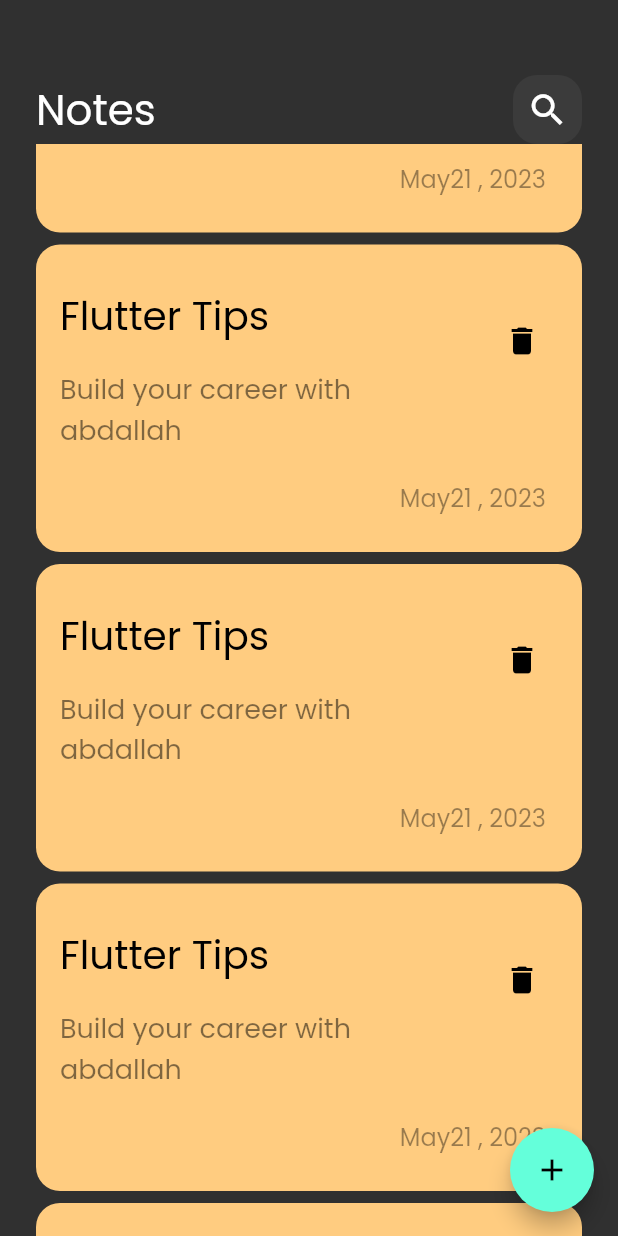
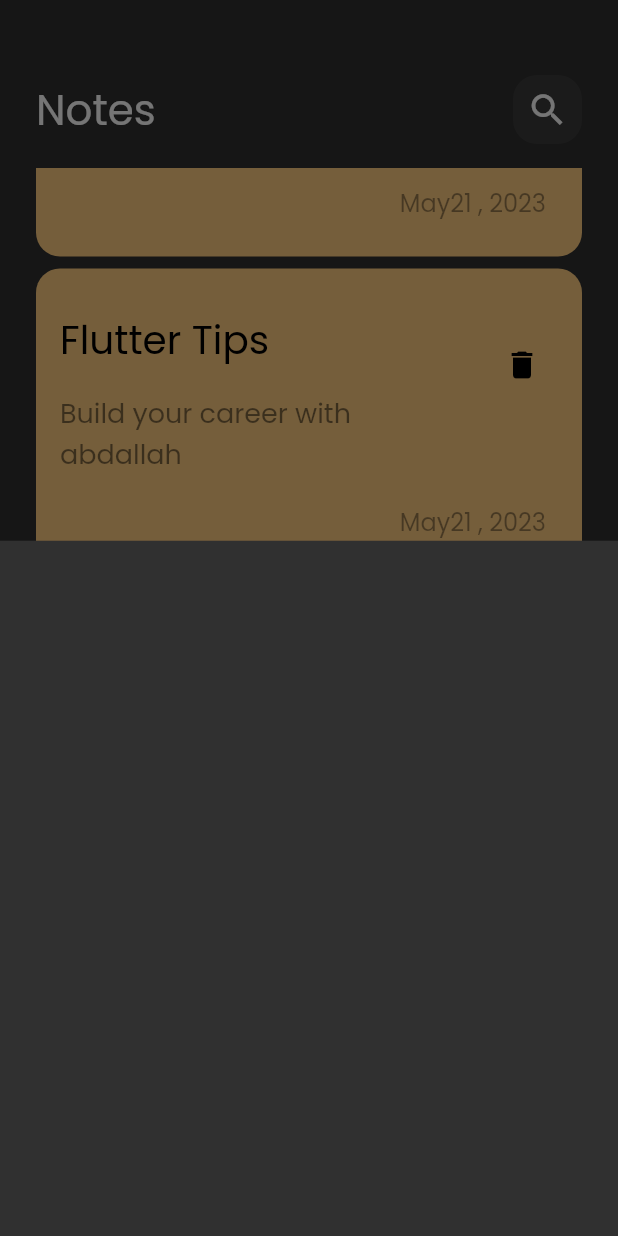
Before and after one commit to AbdallahALdaraimli/note_app, a Flutter app: the screen it shows after launch, scrolled down 576 dp, after a tap on the "add" icon, on a phone screen of 412 x 824 dp. Run offline on Flutter 3.47's test engine with Material 2 defaults, Android fonts, the phone set to English and light mode, and no system bars.

Commit message:
show model buttom sheet

```diff
--- a/lib/views/notes_view.dart
+++ b/lib/views/notes_view.dart
@@ -1,5 +1,6 @@
 import 'package:flutter/material.dart';
 import 'package:flutter/widgets.dart';
+import 'package:note_app/widget/add_note_buttom_sheet.dart';
 import 'package:note_app/widget/notes_view_body.dart';
 
 class notesview extends StatelessWidget {
@@ -9,8 +10,14 @@ class notesview extends StatelessWidget {
   Widget build(BuildContext context) {
     return Scaffold(
       floatingActionButton: FloatingActionButton(
-        onPressed: () {},
-        child:const Icon(Icons.add),
+        onPressed: () {
+          showModalBottomSheet(
+              context: context,
+              builder: (context) {
+                return const AddNoteButtomSheet();
+              });
+        },
+        child: const Icon(Icons.add),
       ),
       body: const NotesViewBody(),
     );
--- /dev/null
+++ b/lib/widget/add_note_buttom_sheet.dart
@@ -0,0 +1,10 @@
+import 'package:flutter/material.dart';
+
+class AddNoteButtomSheet extends StatelessWidget {
+  const AddNoteButtomSheet({super.key});
+
+  @override
+  Widget build(BuildContext context) {
+    return Container();
+  }
+}
--- a/lib/widget/notes_list_view.dart
+++ b/lib/widget/notes_list_view.dart
@@ -6,11 +6,16 @@ class NotesListView extends StatelessWidget {
 
   @override
   Widget build(BuildContext context) {
-    return ListView.builder(itemBuilder: (context, index) {
-      return const Padding(
-        padding: EdgeInsets.symmetric(vertical: 4),
-        child: NoteItme(),
-      );
-    });
+    return Padding(
+      padding: const EdgeInsets.symmetric(vertical: 16),
+      child: ListView.builder(
+          padding: EdgeInsets.zero,
+          itemBuilder: (context, index) {
+            return const Padding(
+              padding: EdgeInsets.symmetric(vertical: 4),
+              child: NoteItme(),
+            );
+          }),
+    );
   }
 }
```
